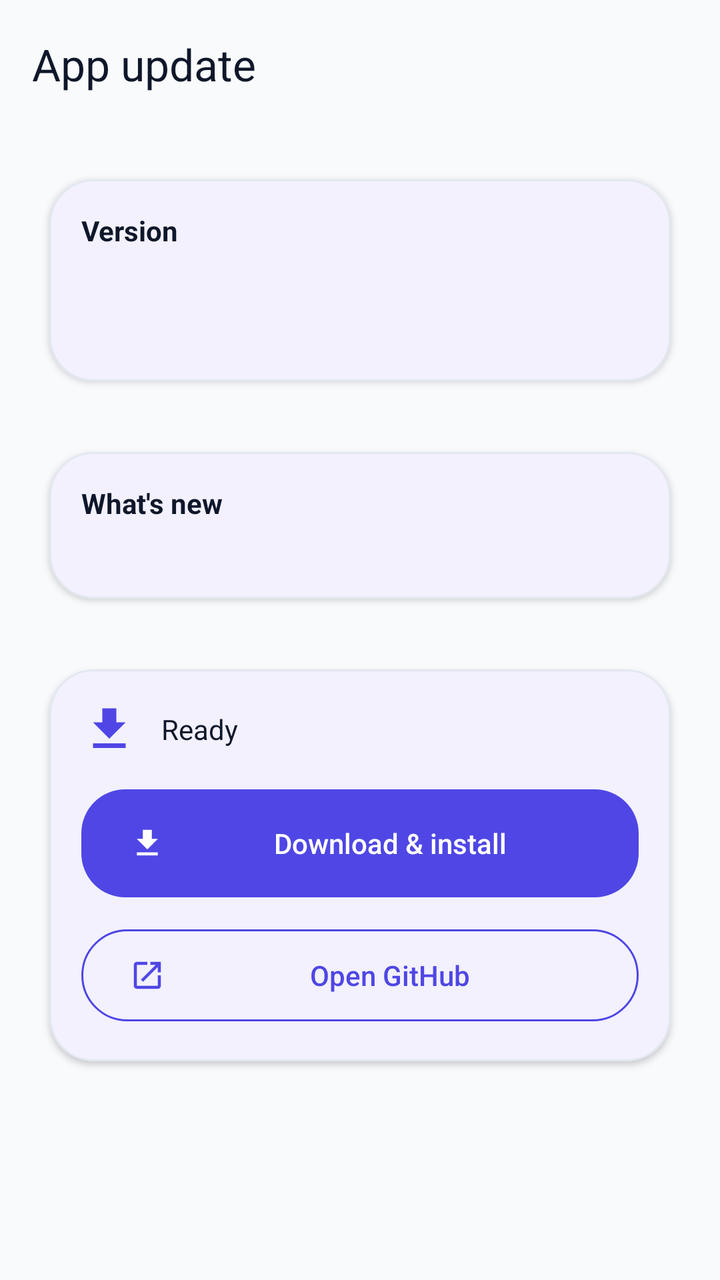
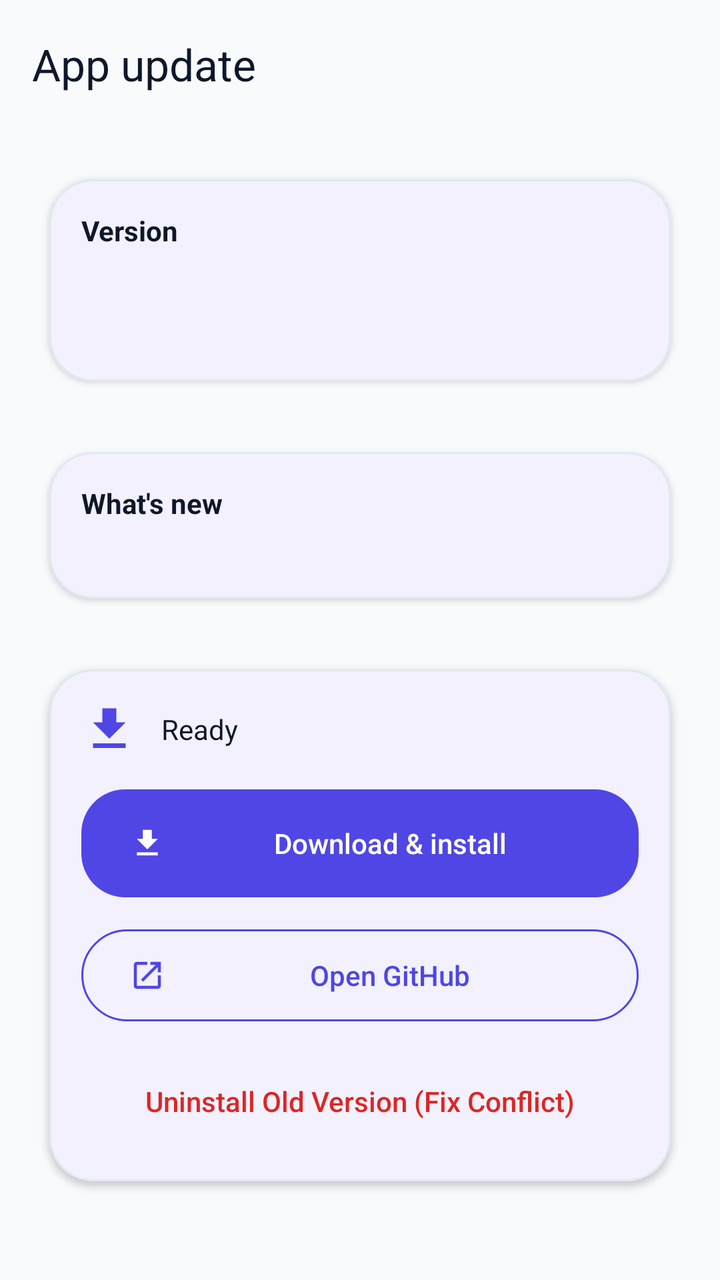

Compare the two renders of this Android layout. The source of the first and the diff that turns it into the second are given below.
<!-- AndroidManifest.xml: application theme Theme.VirtualLabAdmin -->
<!-- res/layout/activity_app_update.xml -->
<?xml version="1.0" encoding="utf-8"?>
<androidx.coordinatorlayout.widget.CoordinatorLayout xmlns:android="http://schemas.android.com/apk/res/android"
    xmlns:app="http://schemas.android.com/apk/res-auto"
    android:id="@+id/root"
    android:layout_width="match_parent"
    android:layout_height="match_parent"
    android:background="@color/bg_dark">

    <com.google.android.material.appbar.AppBarLayout
        android:layout_width="match_parent"
        android:layout_height="wrap_content"
        android:background="@color/bg_dark"
        app:liftOnScroll="true">

        <com.google.android.material.appbar.MaterialToolbar
            android:id="@+id/toolbar"
            android:layout_width="match_parent"
            android:layout_height="wrap_content"
            android:theme="@style/ThemeOverlay.Material3.ActionBar"
            app:title="App update"
            app:titleTextColor="@color/text_primary"
            app:subtitleTextColor="@color/text_muted"
            app:popupTheme="@style/ThemeOverlay.Material3" />

    </com.google.android.material.appbar.AppBarLayout>

    <androidx.core.widget.NestedScrollView
        android:layout_width="match_parent"
        android:layout_height="match_parent"
        android:fillViewport="true"
        android:padding="@dimen/space_md"
        app:layout_behavior="@string/appbar_scrolling_view_behavior">

        <LinearLayout
            android:layout_width="match_parent"
            android:layout_height="wrap_content"
            android:orientation="vertical">

            <com.google.android.material.card.MaterialCardView
                style="@style/Widget.VirtualLab.Card"
                android:layout_width="match_parent"
                android:layout_height="wrap_content">

                <LinearLayout
                    android:layout_width="match_parent"
                    android:layout_height="wrap_content"
                    android:orientation="vertical"
                    android:padding="@dimen/space_md">

                    <TextView
                        android:layout_width="match_parent"
                        android:layout_height="wrap_content"
                        android:text="Version"
                        android:textStyle="bold"
                        android:textColor="@color/text_primary" />

                    <TextView
                        android:id="@+id/currentVersionText"
                        android:layout_width="match_parent"
                        android:layout_height="wrap_content"
                        android:textColor="@color/text_muted"
                        android:layout_marginTop="6dp" />

                    <TextView
                        android:id="@+id/latestVersionText"
                        android:layout_width="match_parent"
                        android:layout_height="wrap_content"
                        android:textColor="@color/text_primary"
                        android:layout_marginTop="6dp" />

                    <TextView
                        android:id="@+id/publishedAtText"
                        android:layout_width="match_parent"
                        android:layout_height="wrap_content"
                        android:textColor="@color/text_muted"
                        android:textSize="12sp"
                        android:layout_marginTop="4dp"
                        android:visibility="gone" />

                </LinearLayout>
            </com.google.android.material.card.MaterialCardView>

            <com.google.android.material.card.MaterialCardView
                style="@style/Widget.VirtualLab.Card"
                android:layout_width="match_parent"
                android:layout_height="wrap_content"
                android:layout_marginTop="@dimen/space_md">

                <LinearLayout
                    android:layout_width="match_parent"
                    android:layout_height="wrap_content"
                    android:orientation="vertical"
                    android:padding="@dimen/space_md">

                    <TextView
                        android:layout_width="match_parent"
                        android:layout_height="wrap_content"
                        android:text="What\'s new"
                        android:textStyle="bold"
                        android:textColor="@color/text_primary" />

                    <TextView
                        android:id="@+id/notesText"
                        android:layout_width="match_parent"
                        android:layout_height="wrap_content"
                        android:textColor="@color/text_muted"
                        android:textSize="12sp"
                        android:layout_marginTop="6dp" />

                </LinearLayout>
            </com.google.android.material.card.MaterialCardView>

            <com.google.android.material.card.MaterialCardView
                style="@style/Widget.VirtualLab.Card"
                android:layout_width="match_parent"
                android:layout_height="wrap_content"
                android:layout_marginTop="@dimen/space_md">

                <LinearLayout
                    android:layout_width="match_parent"
                    android:layout_height="wrap_content"
                    android:orientation="vertical"
                    android:padding="@dimen/space_md">

                    <LinearLayout
                        android:layout_width="match_parent"
                        android:layout_height="wrap_content"
                        android:orientation="horizontal"
                        android:gravity="center_vertical">

                        <ImageView
                            android:id="@+id/animIcon"
                            android:layout_width="28dp"
                            android:layout_height="28dp"
                            android:src="@drawable/ic_download_24"
                            android:tint="@color/brand" />

                        <com.google.android.material.progressindicator.CircularProgressIndicator
                            android:id="@+id/progress"
                            android:layout_width="wrap_content"
                            android:layout_height="wrap_content"
                            android:layout_marginStart="12dp"
                            android:visibility="gone"
                            android:max="100"
                            android:indeterminate="false"
                            app:indicatorDirectionCircular="clockwise"
                            app:indicatorSize="28dp"
                            app:trackThickness="3dp"
                            app:indicatorColor="@color/brand" />

                        <LinearLayout
                            android:layout_width="0dp"
                            android:layout_height="wrap_content"
                            android:layout_marginStart="12dp"
                            android:layout_weight="1"
                            android:orientation="vertical">

                            <TextView
                                android:id="@+id/statusText"
                                android:layout_width="match_parent"
                                android:layout_height="wrap_content"
                                android:textColor="@color/text_primary"
                                android:text="Ready" />

                            <TextView
                                android:id="@+id/progressText"
                                android:layout_width="match_parent"
                                android:layout_height="wrap_content"
                                android:textColor="@color/text_muted"
                                android:textSize="12sp"
                                android:layout_marginTop="2dp"
                                android:visibility="gone"
                                android:text="0%" />

                        </LinearLayout>

                    </LinearLayout>

                    <com.google.android.material.button.MaterialButton
                        android:id="@+id/downloadBtn"
                        android:layout_width="match_parent"
                        android:layout_height="@dimen/btn_h"
                        android:text="Download &amp; install"
                        android:textColor="@android:color/white"
                        app:backgroundTint="@color/brand"
                        app:icon="@drawable/ic_download_24"
                        app:iconTint="@android:color/white"
                        app:iconPadding="@dimen/space_sm"
                        android:layout_marginTop="@dimen/space_md" />

                    <com.google.android.material.button.MaterialButton
                        android:id="@+id/openGithubBtn"
                        style="@style/Widget.Material3.Button.OutlinedButton"
                        android:layout_width="match_parent"
                        android:layout_height="@dimen/btn_h"
                        android:text="Open GitHub"
                        app:icon="@drawable/ic_open_in_new_24"
                        app:iconTint="@color/brand"
                        app:iconPadding="@dimen/space_sm"
                        app:strokeColor="@color/brand"
                        android:layout_marginTop="@dimen/space_sm" />

                </LinearLayout>
            </com.google.android.material.card.MaterialCardView>

        </LinearLayout>

    </androidx.core.widget.NestedScrollView>

</androidx.coordinatorlayout.widget.CoordinatorLayout>
<!-- resources referenced by this layout -->
<resources>
  <color name="bg_dark">#F8FAFC</color>
  <color name="brand">#4F46E5</color>
  <color name="text_muted">#475569</color>
  <color name="text_primary">#0F172A</color>
  <dimen name="btn_h">54dp</dimen>
  <dimen name="space_md">16dp</dimen>
  <dimen name="space_sm">12dp</dimen>
  <!-- drawable ic_download_24 (drawable) -->
  ﻿<vector xmlns:android="http://schemas.android.com/apk/res/android"
      android:width="24dp"
      android:height="24dp"
      android:viewportWidth="24"
      android:viewportHeight="24">
    <path
        android:fillColor="#FFFFFFFF"
        android:pathData="M5,20h14v-2H5v2zM19,9h-4V3H9v6H5l7,7 7,-7z"/>
  </vector>
  <!-- drawable ic_open_in_new_24 (drawable) -->
  ﻿<vector xmlns:android="http://schemas.android.com/apk/res/android"
      android:width="24dp"
      android:height="24dp"
      android:viewportWidth="24"
      android:viewportHeight="24">
    <path
        android:fillColor="#FFFFFFFF"
        android:pathData="M19,19H5V5h7V3H5c-1.1,0 -2,0.9 -2,2v14c0,1.1 0.9,2 2,2h14c1.1,0 2,-0.9 2,-2v-7h-2v7zM14,3v2h3.59L7.76,14.83l1.41,1.41L19,6.41V10h2V3h-7z"/>
  </vector>
  <style name="Widget.VirtualLab.Card" parent="Widget.Material3.CardView.Outlined">
          <item name="cardBackgroundColor">@color/bg_surface</item>
          <item name="strokeColor">@color/stroke</item>
          <item name="strokeWidth">1dp</item>
          <item name="cardCornerRadius">@dimen/radius_lg</item>
          <item name="cardElevation">2dp</item>
          <item name="cardUseCompatPadding">true</item>
      </style>
  <color name="bg_surface">#FFFFFF</color>
  <color name="stroke">#E2E8F0</color>
  <dimen name="radius_lg">22dp</dimen>
  <style name="Widget.VirtualLab.Button" parent="Widget.Material3.Button">
          <item name="android:textAllCaps">false</item>
          <item name="android:insetLeft">0dp</item>
          <item name="android:insetRight">0dp</item>
          <item name="android:insetTop">0dp</item>
          <item name="android:insetBottom">0dp</item>
          <item name="android:minHeight">@dimen/btn_h</item>
          <item name="cornerRadius">@dimen/radius_lg</item>
          <item name="android:letterSpacing">0</item>
          <item name="elevation">0dp</item>
      </style>
  <style name="Widget.VirtualLab.TextInputLayout.Outlined" parent="Widget.Material3.TextInputLayout.OutlinedBox">
          <item name="boxStrokeColor">@color/stroke</item>
          <item name="hintTextColor">@color/text_muted</item>
          <item name="boxStrokeWidth">1dp</item>
          <item name="boxStrokeWidthFocused">2dp</item>
          <item name="boxCornerRadiusTopStart">@dimen/radius_lg</item>
          <item name="boxCornerRadiusTopEnd">@dimen/radius_lg</item>
          <item name="boxCornerRadiusBottomStart">@dimen/radius_lg</item>
          <item name="boxCornerRadiusBottomEnd">@dimen/radius_lg</item>
          <item name="boxBackgroundColor">@android:color/white</item>
      </style>
  <!-- unchanged entries left out for length: 1 -->
</resources>

<!-- the commit's change to res/layout/activity_app_update.xml (unified diff, before → after) -->
@@ -200,6 +200,15 @@
                         app:strokeColor="@color/brand"
                         android:layout_marginTop="@dimen/space_sm" />
 
+                    <com.google.android.material.button.MaterialButton
+                        android:id="@+id/btnUninstall"
+                        style="@style/Widget.Material3.Button.TextButton"
+                        android:layout_width="match_parent"
+                        android:layout_height="wrap_content"
+                        android:text="Uninstall Old Version (Fix Conflict)"
+                        android:textColor="@color/danger"
+                        android:layout_marginTop="@dimen/space_sm" />
+
                 </LinearLayout>
             </com.google.android.material.card.MaterialCardView>
 
<!-- resource entries referenced after the edit -->
@@ -2,6 +2,7 @@
 <resources>
   <color name="bg_dark">#F8FAFC</color>
   <color name="brand">#4F46E5</color>
+  <color name="danger">#DC2626</color>
   <color name="text_muted">#475569</color>
   <color name="text_primary">#0F172A</color>
   <dimen name="btn_h">54dp</dimen>
